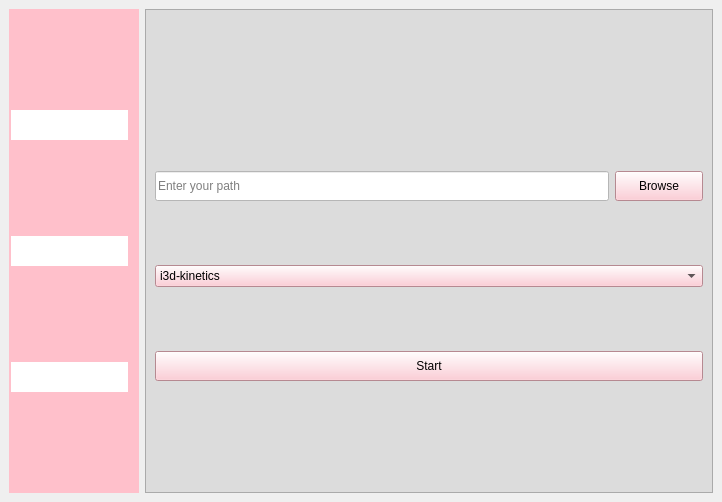
First picture: the form in first version/design3.ui, repository marina-fares/Activity_recognition_application, before the edit.
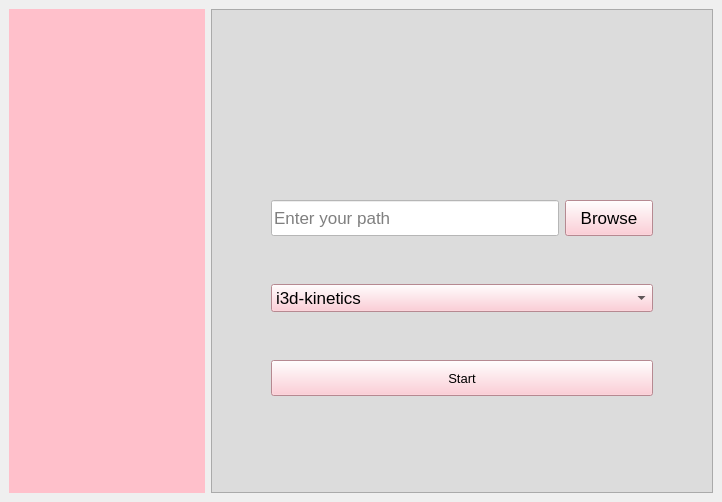
Second picture: the form after the edit. Icons and pictures are not drawn.

Commit message: change layout, background_icons, add buttons' names

The edit to the form file:
```diff
--- a/first version/design3.ui
+++ b/first version/design3.ui
@@ -2194,133 +2194,18 @@
   </property>
   <widget class="QWidget" name="centralwidget">
    <layout class="QGridLayout" name="gridLayout">
-    <item row="0" column="0">
-     <widget class="QFrame" name="frame">
-      <property name="minimumSize">
-       <size>
-        <width>130</width>
-        <height>30</height>
-       </size>
-      </property>
-      <property name="maximumSize">
-       <size>
-        <width>16777215</width>
-        <height>16777215</height>
-       </size>
-      </property>
-      <property name="styleSheet">
-       <string notr="true">  background-color: pink;
-  border: 0px solid #19232D;
-  spacing: 0px;
-  padding: 2px;
-</string>
-      </property>
-      <property name="frameShape">
-       <enum>QFrame::StyledPanel</enum>
-      </property>
-      <property name="frameShadow">
-       <enum>QFrame::Raised</enum>
-      </property>
-      <layout class="QVBoxLayout" name="verticalLayout">
-       <property name="leftMargin">
-        <number>0</number>
-       </property>
-       <item>
-        <widget class="QPushButton" name="home_btn">
-         <property name="minimumSize">
-          <size>
-           <width>84</width>
-           <height>30</height>
-          </size>
-         </property>
-         <property name="styleSheet">
-          <string notr="true">background-color:white;</string>
-         </property>
-         <property name="text">
-          <string/>
-         </property>
-         <property name="icon">
-          <iconset resource="../../Graduation Project/icone.qrc">
-           <normaloff>:/home.jpg</normaloff>:/home.jpg</iconset>
-         </property>
-         <property name="iconSize">
-          <size>
-           <width>60</width>
-           <height>60</height>
-          </size>
-         </property>
-         <property name="flat">
-          <bool>true</bool>
-         </property>
-        </widget>
-       </item>
-       <item>
-        <widget class="QPushButton" name="video_btn">
-         <property name="minimumSize">
-          <size>
-           <width>84</width>
-           <height>30</height>
-          </size>
-         </property>
-         <property name="styleSheet">
-          <string notr="true">background-color:white;</string>
-         </property>
-         <property name="text">
-          <string/>
-         </property>
-         <property name="icon">
-          <iconset resource="../../Graduation Project/icone.qrc">
-           <normaloff>:/img1.svg</normaloff>:/img1.svg</iconset>
-         </property>
-         <property name="iconSize">
-          <size>
-           <width>60</width>
-           <height>60</height>
-          </size>
-         </property>
-         <property name="flat">
-          <bool>true</bool>
-         </property>
-        </widget>
-       </item>
-       <item>
-        <widget class="QPushButton" name="history_btn">
-         <property name="minimumSize">
-          <size>
-           <width>84</width>
-           <height>30</height>
-          </size>
-         </property>
-         <property name="styleSheet">
-          <string notr="true">background-color:white;</string>
-         </property>
-         <property name="text">
-          <string/>
-         </property>
-         <property name="icon">
-          <iconset resource="../../Graduation Project/icone.qrc">
-           <normaloff>:/history.png</normaloff>:/history.png</iconset>
-         </property>
-         <property name="iconSize">
-          <size>
-           <width>60</width>
-           <height>60</height>
-          </size>
-         </property>
-         <property name="flat">
-          <bool>true</bool>
-         </property>
-        </widget>
-       </item>
-      </layout>
-     </widget>
-    </item>
     <item row="0" column="1">
      <widget class="QFrame" name="frame_2">
+      <property name="sizePolicy">
+       <sizepolicy hsizetype="Preferred" vsizetype="Ignored">
+        <horstretch>0</horstretch>
+        <verstretch>0</verstretch>
+       </sizepolicy>
+      </property>
       <property name="minimumSize">
        <size>
-        <width>0</width>
-        <height>30</height>
+        <width>157</width>
+        <height>29</height>
        </size>
       </property>
       <property name="maximumSize">
@@ -2329,6 +2214,13 @@
         <height>16777215</height>
        </size>
       </property>
+      <property name="font">
+       <font>
+        <pointsize>13</pointsize>
+        <weight>50</weight>
+        <bold>false</bold>
+       </font>
+      </property>
       <property name="layoutDirection">
        <enum>Qt::LeftToRight</enum>
       </property>
@@ -2341,18 +2233,28 @@
       <property name="frameShadow">
        <enum>QFrame::Raised</enum>
       </property>
+      <property name="lineWidth">
+       <number>8</number>
+      </property>
       <layout class="QGridLayout" name="gridLayout_2">
        <property name="bottomMargin">
         <number>50</number>
        </property>
-       <item row="1" column="1">
-        <widget class="QPushButton" name="pushButton_5">
+       <item row="3" column="2">
+        <widget class="QPushButton" name="browse_btn">
          <property name="minimumSize">
           <size>
            <width>88</width>
-           <height>30</height>
+           <height>36</height>
           </size>
          </property>
+         <property name="font">
+          <font>
+           <pointsize>13</pointsize>
+           <weight>50</weight>
+           <bold>false</bold>
+          </font>
+         </property>
          <property name="styleSheet">
           <string notr="true">background-color:pink;
 color:black;</string>
@@ -2362,14 +2264,93 @@
          </property>
         </widget>
        </item>
-       <item row="1" column="0">
+       <item row="4" column="1" colspan="2">
+        <widget class="QComboBox" name="comboBox">
+         <property name="minimumSize">
+          <size>
+           <width>157</width>
+           <height>22</height>
+          </size>
+         </property>
+         <property name="font">
+          <font>
+           <pointsize>13</pointsize>
+           <weight>50</weight>
+           <bold>false</bold>
+          </font>
+         </property>
+         <property name="styleSheet">
+          <string notr="true">color:black;
+background-color:pink;
+</string>
+         </property>
+         <item>
+          <property name="text">
+           <string>i3d-kinetics</string>
+          </property>
+         </item>
+         <item>
+          <property name="text">
+           <string>Joint Recognition</string>
+          </property>
+         </item>
+        </widget>
+       </item>
+       <item row="3" column="0">
+        <spacer name="horizontalSpacer">
+         <property name="orientation">
+          <enum>Qt::Horizontal</enum>
+         </property>
+         <property name="sizeType">
+          <enum>QSizePolicy::Fixed</enum>
+         </property>
+         <property name="sizeHint" stdset="0">
+          <size>
+           <width>50</width>
+           <height>20</height>
+          </size>
+         </property>
+        </spacer>
+       </item>
+       <item row="5" column="1" colspan="2">
+        <widget class="QPushButton" name="start_btn">
+         <property name="minimumSize">
+          <size>
+           <width>88</width>
+           <height>36</height>
+          </size>
+         </property>
+         <property name="font">
+          <font>
+           <pointsize>10</pointsize>
+           <weight>50</weight>
+           <bold>false</bold>
+          </font>
+         </property>
+         <property name="styleSheet">
+          <string notr="true">background-color:pink;
+color:black;</string>
+         </property>
+         <property name="text">
+          <string>Start</string>
+         </property>
+        </widget>
+       </item>
+       <item row="3" column="1">
         <widget class="QLineEdit" name="lineEdit">
          <property name="minimumSize">
           <size>
-           <width>0</width>
-           <height>30</height>
+           <width>188</width>
+           <height>36</height>
           </size>
          </property>
+         <property name="font">
+          <font>
+           <pointsize>13</pointsize>
+           <weight>50</weight>
+           <bold>false</bold>
+          </font>
+         </property>
          <property name="styleSheet">
           <string notr="true">background-color:white;
 color: black;
@@ -2389,7 +2370,7 @@
          </property>
         </widget>
        </item>
-       <item row="0" column="0">
+       <item row="0" column="1">
         <widget class="QPushButton" name="pushButton_4">
          <property name="enabled">
           <bool>false</bool>
@@ -2397,7 +2378,7 @@
          <property name="minimumSize">
           <size>
            <width>86</width>
-           <height>30</height>
+           <height>29</height>
           </size>
          </property>
          <property name="maximumSize">
@@ -2406,6 +2387,13 @@
            <height>16777215</height>
           </size>
          </property>
+         <property name="font">
+          <font>
+           <pointsize>10</pointsize>
+           <weight>50</weight>
+           <bold>false</bold>
+          </font>
+         </property>
          <property name="layoutDirection">
           <enum>Qt::LeftToRight</enum>
          </property>
@@ -2432,45 +2420,234 @@
          </property>
         </widget>
        </item>
-       <item row="2" column="0" colspan="2">
-        <widget class="QComboBox" name="comboBox">
-         <property name="minimumSize">
+       <item row="3" column="3">
+        <spacer name="horizontalSpacer_2">
+         <property name="orientation">
+          <enum>Qt::Horizontal</enum>
+         </property>
+         <property name="sizeType">
+          <enum>QSizePolicy::Fixed</enum>
+         </property>
+         <property name="sizeHint" stdset="0">
           <size>
-           <width>0</width>
-           <height>22</height>
+           <width>50</width>
+           <height>20</height>
           </size>
          </property>
+        </spacer>
+       </item>
+       <item row="1" column="1">
+        <widget class="QPushButton" name="pushButton">
          <property name="styleSheet">
-          <string notr="true">color:black;
-background-color:pink;
+          <string notr="true">border:0;</string>
+         </property>
+         <property name="text">
+          <string/>
+         </property>
+         <property name="icon">
+          <iconset resource="icons.qrc">
+           <normaloff>:/video.svg</normaloff>:/video.svg</iconset>
+         </property>
+         <property name="iconSize">
+          <size>
+           <width>108</width>
+           <height>114</height>
+          </size>
+         </property>
+         <property name="flat">
+          <bool>true</bool>
+         </property>
+        </widget>
+       </item>
+      </layout>
+     </widget>
+    </item>
+    <item row="0" column="0">
+     <widget class="QFrame" name="frame">
+      <property name="sizePolicy">
+       <sizepolicy hsizetype="Preferred" vsizetype="Ignored">
+        <horstretch>0</horstretch>
+        <verstretch>0</verstretch>
+       </sizepolicy>
+      </property>
+      <property name="minimumSize">
+       <size>
+        <width>0</width>
+        <height>29</height>
+       </size>
+      </property>
+      <property name="maximumSize">
+       <size>
+        <width>16777215</width>
+        <height>16777215</height>
+       </size>
+      </property>
+      <property name="font">
+       <font>
+        <pointsize>13</pointsize>
+        <weight>50</weight>
+        <bold>false</bold>
+       </font>
+      </property>
+      <property name="styleSheet">
+       <string notr="true">background-color: pink;
+border: 0px solid #19232D;
+spacing: 0px;
+padding: 2px;
+
 </string>
+      </property>
+      <property name="frameShape">
+       <enum>QFrame::NoFrame</enum>
+      </property>
+      <property name="frameShadow">
+       <enum>QFrame::Sunken</enum>
+      </property>
+      <property name="lineWidth">
+       <number>4</number>
+      </property>
+      <property name="midLineWidth">
+       <number>21</number>
+      </property>
+      <layout class="QGridLayout" name="gridLayout_3">
+       <item row="2" column="0">
+        <spacer name="horizontalSpacer_4">
+         <property name="orientation">
+          <enum>Qt::Horizontal</enum>
          </property>
-         <item>
-          <property name="text">
-           <string>i3d-kinetics</string>
-          </property>
-         </item>
-         <item>
-          <property name="text">
-           <string>Joint Recognition</string>
-          </property>
-         </item>
+         <property name="sizeType">
+          <enum>QSizePolicy::Fixed</enum>
+         </property>
+         <property name="sizeHint" stdset="0">
+          <size>
+           <width>45</width>
+           <height>20</height>
+          </size>
+         </property>
+        </spacer>
+       </item>
+       <item row="2" column="3">
+        <spacer name="horizontalSpacer_3">
+         <property name="orientation">
+          <enum>Qt::Horizontal</enum>
+         </property>
+         <property name="sizeType">
+          <enum>QSizePolicy::Fixed</enum>
+         </property>
+         <property name="sizeHint" stdset="0">
+          <size>
+           <width>45</width>
+           <height>20</height>
+          </size>
+         </property>
+        </spacer>
+       </item>
+       <item row="1" column="2">
+        <widget class="QPushButton" name="video_btn">
+         <property name="minimumSize">
+          <size>
+           <width>84</width>
+           <height>29</height>
+          </size>
+         </property>
+         <property name="font">
+          <font>
+           <pointsize>13</pointsize>
+           <weight>50</weight>
+           <bold>false</bold>
+          </font>
+         </property>
+         <property name="styleSheet">
+          <string notr="true"/>
+         </property>
+         <property name="text">
+          <string/>
+         </property>
+         <property name="icon">
+          <iconset resource="icons.qrc">
+           <normaloff>:/video.svg</normaloff>:/video.svg</iconset>
+         </property>
+         <property name="iconSize">
+          <size>
+           <width>80</width>
+           <height>70</height>
+          </size>
+         </property>
+         <property name="flat">
+          <bool>true</bool>
+         </property>
         </widget>
        </item>
-       <item row="3" column="0" colspan="2">
-        <widget class="QPushButton" name="start_btn">
+       <item row="2" column="2">
+        <widget class="QPushButton" name="history_btn">
          <property name="minimumSize">
           <size>
-           <width>88</width>
-           <height>30</height>
+           <width>84</width>
+           <height>34</height>
           </size>
          </property>
+         <property name="font">
+          <font>
+           <pointsize>13</pointsize>
+           <weight>50</weight>
+           <bold>false</bold>
+          </font>
+         </property>
          <property name="styleSheet">
-          <string notr="true">background-color:pink;
-color:black;</string>
+          <string notr="true"/>
          </property>
          <property name="text">
-          <string>Start</string>
+          <string/>
+         </property>
+         <property name="icon">
+          <iconset resource="icons.qrc">
+           <normaloff>:/history.png</normaloff>:/history.png</iconset>
+         </property>
+         <property name="iconSize">
+          <size>
+           <width>80</width>
+           <height>70</height>
+          </size>
+         </property>
+         <property name="flat">
+          <bool>true</bool>
+         </property>
+        </widget>
+       </item>
+       <item row="0" column="2">
+        <widget class="QPushButton" name="home_btn">
+         <property name="minimumSize">
+          <size>
+           <width>84</width>
+           <height>29</height>
+          </size>
+         </property>
+         <property name="font">
+          <font>
+           <pointsize>13</pointsize>
+           <weight>50</weight>
+           <bold>false</bold>
+          </font>
+         </property>
+         <property name="styleSheet">
+          <string notr="true">background-color:pink
+</string>
+         </property>
+         <property name="text">
+          <string/>
+         </property>
+         <property name="icon">
+          <iconset resource="icons.qrc">
+           <normaloff>:/home.png</normaloff>:/home.png</iconset>
+         </property>
+         <property name="iconSize">
+          <size>
+           <width>87</width>
+           <height>70</height>
+          </size>
+         </property>
+         <property name="flat">
+          <bool>true</bool>
          </property>
         </widget>
        </item>
```
Left out of the diff: 8 changed lines with no effect on the pictures. The commit also changes 11 other files.
